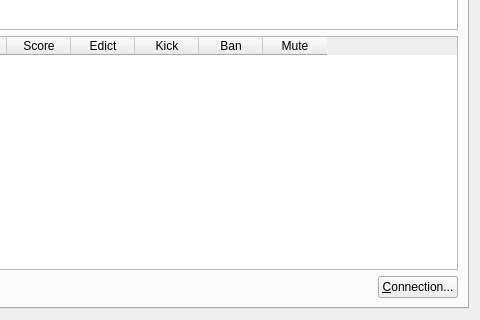
Above: src/server_widget.ui from jjzhang166/RconGui before the change; both pictures show x 296 to 776 and y 218 to 538 of the 776 by 538 pixel window. Below: the same form after it.
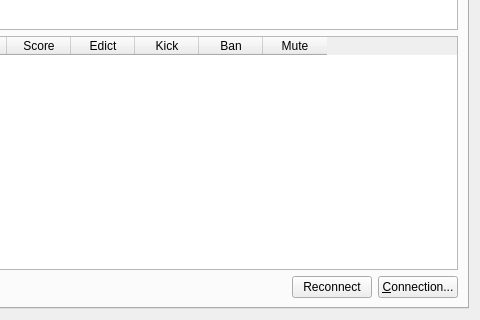
That is the form after the change. Icons and pictures are not drawn. Custom widgets are drawn as their Qt base class.

Commit message: Reconnect button

The edit to the form file:
```diff
--- a/src/server_widget.ui
+++ b/src/server_widget.ui
@@ -177,6 +177,16 @@
            </property>
           </spacer>
          </item>
+         <item>
+          <widget class="QPushButton" name="button_reconnect">
+           <property name="text">
+            <string>Reconnect</string>
+           </property>
+           <property name="icon">
+            <iconset theme="network-connect"/>
+           </property>
+          </widget>
+         </item>
          <item>
           <widget class="QPushButton" name="button_setup">
            <property name="text">
```
Left out of the diff: 34 changed lines with no effect on the pictures. The commit also changes 2 other files.
